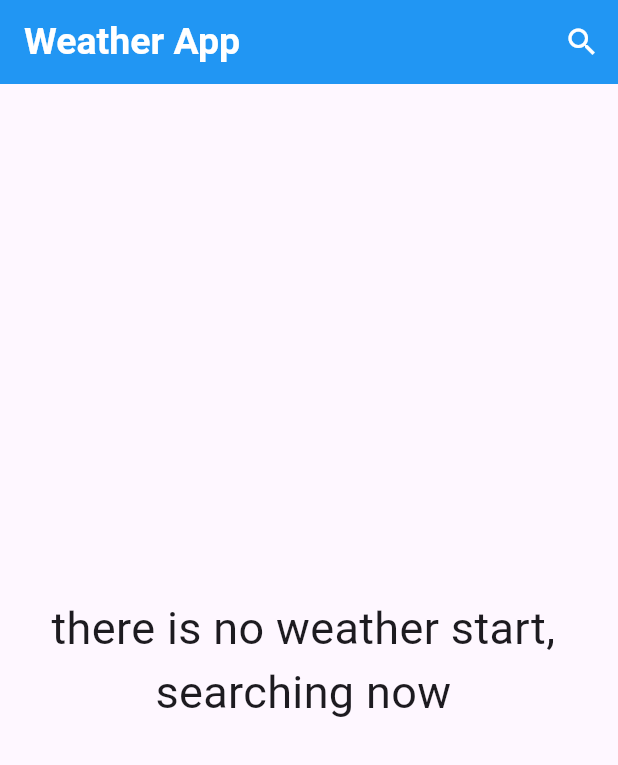
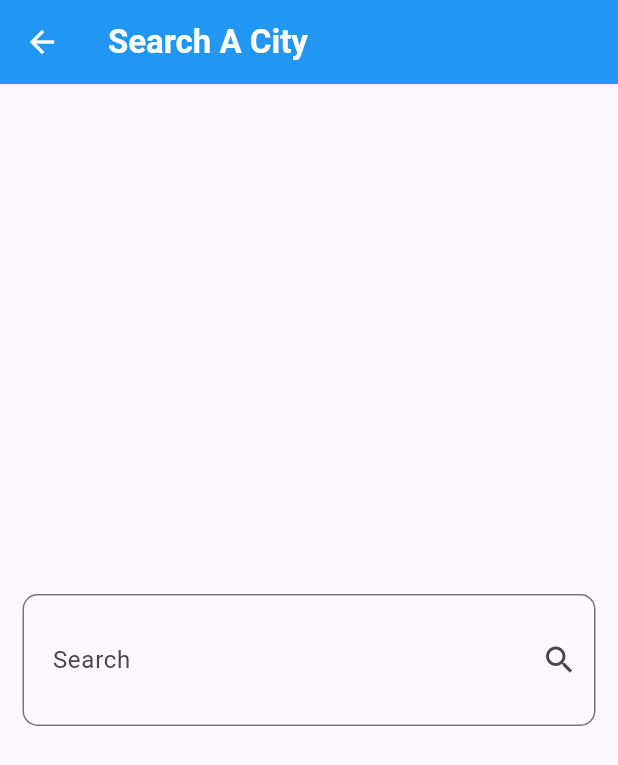
Before and after one commit to MarianAdly21/WeatherApp, a Flutter app: the screen it shows after launch, after a tap on the "search" icon, on a phone screen of 412 x 824 dp. Shown: the top 765 px of the screen. Run offline on Flutter 3.47's test engine with Material 3 defaults, Android fonts, the phone set to English and light mode, and no system bars.

Commit message:
create search view(custom widget)

```diff
--- a/lib/view/home_view.dart
+++ b/lib/view/home_view.dart
@@ -1,4 +1,5 @@
 import 'package:flutter/material.dart';
+import 'package:weather_app/view/search_view.dart';
 import 'package:weather_app/widgets/no_weather_body.dart';
 
 class HomeView extends StatelessWidget {
@@ -10,7 +11,15 @@ class HomeView extends StatelessWidget {
       appBar: AppBar(
         actions: [
           IconButton(
-            onPressed: () {},
+            onPressed: () {
+              Navigator.of(context).push(
+                MaterialPageRoute(
+                  builder: (context) {
+                    return SearchView();
+                  },
+                ),
+              );
+            },
             icon: Icon(Icons.search),
             color: Colors.white,
           ),
--- /dev/null
+++ b/lib/view/search_view.dart
@@ -0,0 +1,41 @@
+import 'package:flutter/material.dart';
+
+class SearchView extends StatelessWidget {
+  const SearchView({super.key});
+
+  @override
+  Widget build(BuildContext context) {
+    return Scaffold(
+      appBar: AppBar(
+        iconTheme: IconThemeData(color: Colors.white),
+        backgroundColor: Colors.blue,
+        title: Text(
+          "Search A City",
+          style: TextStyle(
+            color: Colors.white,
+            fontWeight: FontWeight.w600,
+          ),
+        ),
+      ),
+      body: Padding(
+        padding: const EdgeInsets.symmetric(horizontal: 15),
+        child: Center(
+          child: TextField(
+            decoration: InputDecoration(
+              contentPadding: EdgeInsets.symmetric(
+                vertical: 32,
+                horizontal: 16,
+              ),
+              hintText: "Enter City Name",
+              suffixIcon: Icon(Icons.search),
+              labelText: "Search",
+              border: OutlineInputBorder(
+                  borderRadius: BorderRadius.circular(10),
+                  borderSide: BorderSide(color: Colors.green)),
+            ),
+          ),
+        ),
+      ),
+    );
+  }
+}
```
